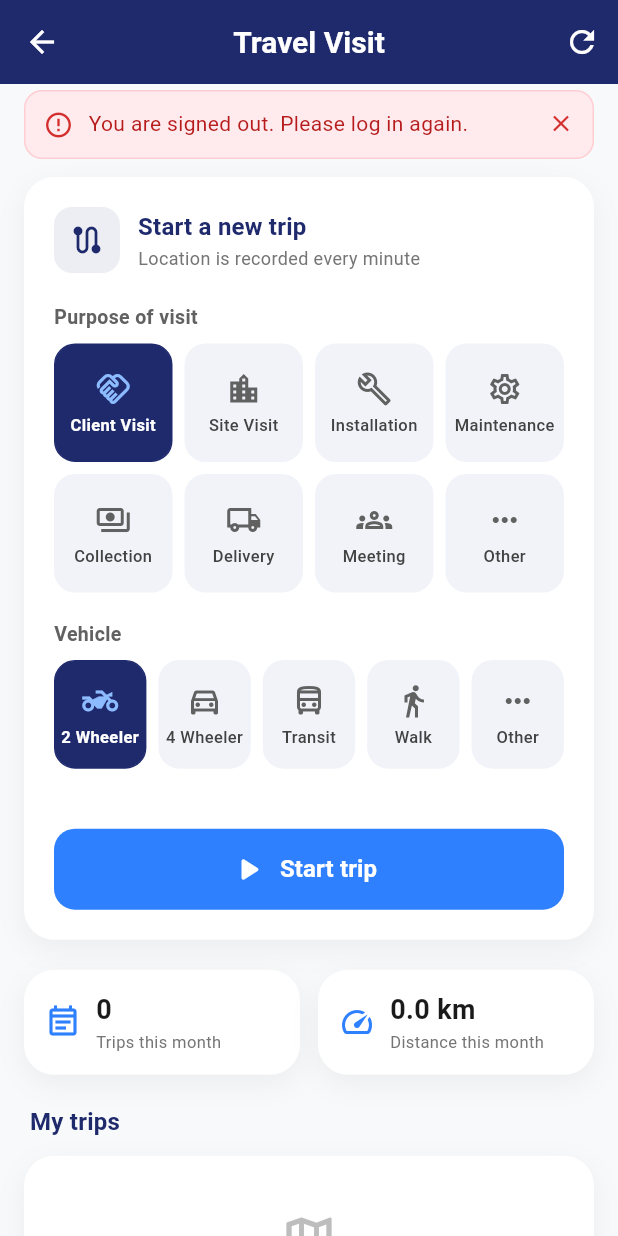
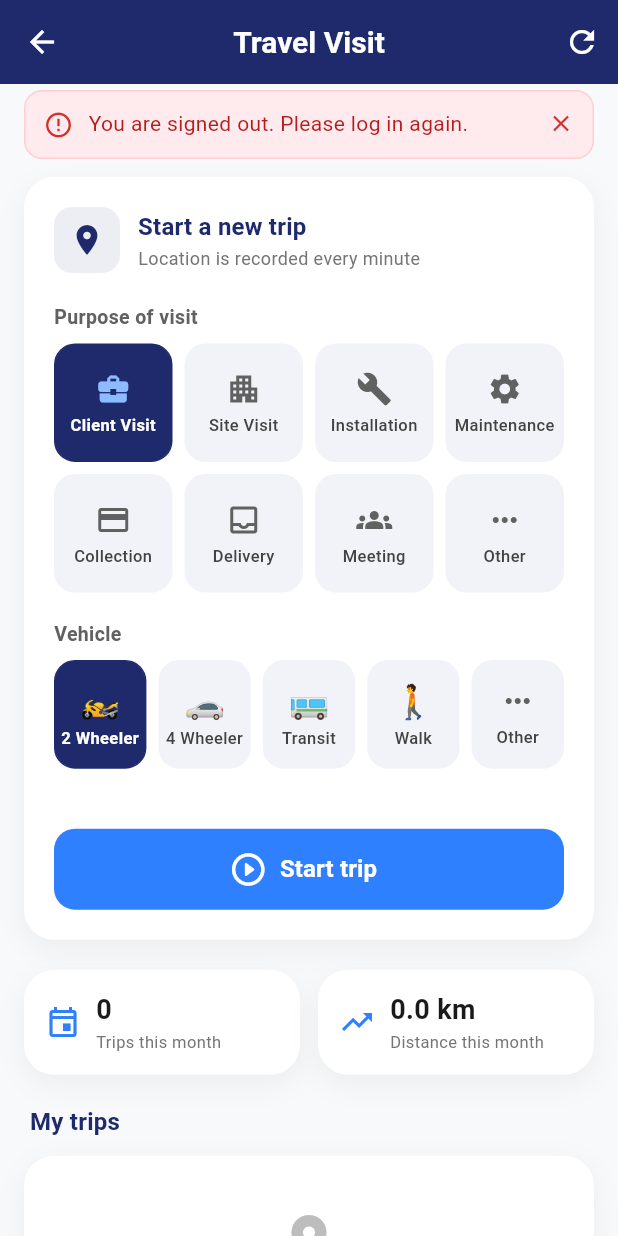
Before and after one commit to Scholar-Mobile-App/hp_mobile_new, a Flutter app: the TravelVisitScreen screen opened directly, on a phone screen of 412 x 824 dp. Run offline on Flutter 3.47's test engine with Material 3 defaults, Android fonts, the phone set to English and light mode, and no system bars; our stand-ins replace another_flushbar, confetti, firebase_core, firebase_messaging, flutter_local_notifications, geocoding and 5 more; accounts and stored records are empty; statements that could not run were skipped.

Commit message:
style(hrms): update icons and switch to emojis for vehicle selection
Update the icons used in the travel visit screen for better visual
consistency. Replace Material icons for vehicle types with emojis to
bypass limitations in the released app's icon font, ensuring compatibility
without requiring a Shorebird patch.

```diff
--- a/lib/screens/hrms/travel_visit_screen.dart
+++ b/lib/screens/hrms/travel_visit_screen.dart
@@ -11,21 +11,23 @@ import '../../services/auth_provider.dart';
 import '../../services/travel_visit_service.dart';
 
 const _purposes = <String, IconData>{
-  'Client Visit': Icons.handshake_outlined,
-  'Site Visit': Icons.location_city_outlined,
-  'Installation': Icons.build_outlined,
-  'Maintenance': Icons.settings_outlined,
-  'Collection': Icons.payments_outlined,
-  'Delivery': Icons.local_shipping_outlined,
-  'Meeting': Icons.groups_outlined,
+  'Client Visit': Icons.business_center,
+  'Site Visit': Icons.apartment,
+  'Installation': Icons.build,
+  'Maintenance': Icons.settings,
+  'Collection': Icons.credit_card,
+  'Delivery': Icons.inbox_outlined,
+  'Meeting': Icons.groups,
   'Other': Icons.more_horiz,
 };
 
-const _vehicles = <String, IconData>{
-  'Two Wheeler': Icons.two_wheeler,
-  'Four Wheeler': Icons.directions_car_outlined,
-  'Public Transport': Icons.directions_bus_outlined,
-  'Walking': Icons.directions_walk,
+// Emoji, not Material icons: the released app's icon font has no vehicle icons and a
+// Shorebird patch cannot add any. Emoji are drawn by the phone's own font.
+const _vehicles = <String, Object>{
+  'Two Wheeler': '🏍️',
+  'Four Wheeler': '🚗',
+  'Public Transport': '🚌',
+  'Walking': '🚶',
   'Other': Icons.more_horiz,
 };
 
@@ -319,7 +321,7 @@ class _TravelVisitScreenState extends State<TravelVisitScreen> {
             Container(
               padding: const EdgeInsets.all(10),
               decoration: BoxDecoration(color: _navy.withValues(alpha: 0.08), borderRadius: BorderRadius.circular(12)),
-              child: const Icon(Icons.route, color: _navy),
+              child: const Icon(Icons.location_on, color: _navy),
             ),
             const SizedBox(width: 12),
             Expanded(
@@ -345,7 +347,7 @@ class _TravelVisitScreenState extends State<TravelVisitScreen> {
               onPressed: _busy ? null : _start,
               icon: _busy
                   ? const SizedBox(width: 20, height: 20, child: CircularProgressIndicator(strokeWidth: 2, color: Colors.white))
-                  : const Icon(Icons.play_arrow_rounded, size: 26),
+                  : const Icon(Icons.play_circle_outline_rounded, size: 26),
               label: Text(_busy ? 'Starting trip…' : 'Start trip', style: const TextStyle(fontSize: 16, fontWeight: FontWeight.w600)),
             ),
           ),
@@ -369,7 +371,7 @@ class _TravelVisitScreenState extends State<TravelVisitScreen> {
 
   /// Icon tiles in a fixed grid: eight purposes fit in two rows instead of five.
   Widget _optionGrid(
-    Map<String, IconData> options,
+    Map<String, Object> options,
     String selected,
     ValueChanged<String> onPick,
     ColorScheme scheme, {
@@ -397,7 +399,10 @@ class _TravelVisitScreenState extends State<TravelVisitScreen> {
               border: Border.all(color: on ? _navy : Colors.transparent),
             ),
             child: Column(mainAxisAlignment: MainAxisAlignment.center, children: [
-              Icon(e.value, size: 24, color: on ? _accentLight : Colors.grey.shade700),
+              if (e.value is IconData)
+                Icon(e.value as IconData, size: 24, color: on ? _accentLight : Colors.grey.shade700)
+              else
+                Text(e.value as String, style: const TextStyle(fontSize: 22, height: 1.2)),
               const SizedBox(height: 6),
               Text(
                 short[e.key] ?? e.key,
@@ -453,7 +458,7 @@ class _TravelVisitScreenState extends State<TravelVisitScreen> {
               padding: const EdgeInsets.symmetric(horizontal: 10, vertical: 4),
               decoration: BoxDecoration(color: Colors.white.withValues(alpha: 0.2), borderRadius: BorderRadius.circular(20)),
               child: Row(mainAxisSize: MainAxisSize.min, children: [
-                Icon(offline ? Icons.cloud_off : Icons.cloud_done_outlined, color: Colors.white, size: 14),
+                Icon(offline ? Icons.cloud_off_outlined : Icons.check_circle_outline, color: Colors.white, size: 14),
                 const SizedBox(width: 4),
                 Text(offline ? 'Will retry' : 'Synced', style: const TextStyle(color: Colors.white, fontSize: 11)),
               ]),
@@ -480,9 +485,9 @@ class _TravelVisitScreenState extends State<TravelVisitScreen> {
           Center(child: Text('Started ${DateFormat('hh:mm a').format(v.startAt)}', style: TextStyle(color: Colors.white.withValues(alpha: 0.8), fontSize: 12))),
           const SizedBox(height: 18),
           Row(children: [
-            Expanded(child: _activeStat(Icons.straighten, '${_tracker.distanceKm.toStringAsFixed(2)} km', 'Distance')),
+            Expanded(child: _activeStat(Icons.show_chart, '${_tracker.distanceKm.toStringAsFixed(2)} km', 'Distance')),
             const SizedBox(width: 12),
-            Expanded(child: _activeStat(Icons.pin_drop_outlined, '${_tracker.pointCount}', 'Locations')),
+            Expanded(child: _activeStat(Icons.location_on, '${_tracker.pointCount}', 'Locations')),
           ]),
           if (locationOff) ...[
             const SizedBox(height: 14),
@@ -491,7 +496,7 @@ class _TravelVisitScreenState extends State<TravelVisitScreen> {
               decoration: BoxDecoration(color: Colors.red.shade50, borderRadius: BorderRadius.circular(14)),
               child: Column(crossAxisAlignment: CrossAxisAlignment.start, children: [
                 Row(children: [
-                  Icon(Icons.location_off, size: 20, color: Colors.red.shade700),
+                  Icon(Icons.warning, size: 20, color: Colors.red.shade700),
                   const SizedBox(width: 8),
                   Expanded(
                     child: Text(
@@ -551,7 +556,7 @@ class _TravelVisitScreenState extends State<TravelVisitScreen> {
             OutlinedButton.icon(
               style: OutlinedButton.styleFrom(foregroundColor: Colors.white, side: const BorderSide(color: Colors.white70)),
               onPressed: _busy ? null : _load,
-              icon: const Icon(Icons.my_location),
+              icon: const Icon(Icons.location_on),
               label: const Text('Resume recording'),
             ),
           ],
@@ -567,7 +572,7 @@ class _TravelVisitScreenState extends State<TravelVisitScreen> {
               onPressed: _busy ? null : _end,
               icon: _busy
                   ? SizedBox(width: 20, height: 20, child: CircularProgressIndicator(strokeWidth: 2, color: _navy))
-                  : const Icon(Icons.stop_circle_outlined),
+                  : const Icon(Icons.flag_outlined),
               label: Text(_busy ? 'Please wait…' : 'End trip', style: const TextStyle(fontSize: 16, fontWeight: FontWeight.w700)),
             ),
           ),
@@ -612,9 +617,9 @@ class _TravelVisitScreenState extends State<TravelVisitScreen> {
         );
 
     return Row(children: [
-      tile(Icons.event_note_outlined, '${month.length}', 'Trips this month'),
+      tile(Icons.event_outlined, '${month.length}', 'Trips this month'),
       const SizedBox(width: 12),
-      tile(Icons.speed, '${km.toStringAsFixed(1)} km', 'Distance this month'),
+      tile(Icons.trending_up, '${km.toStringAsFixed(1)} km', 'Distance this month'),
     ]);
   }
 
@@ -632,7 +637,7 @@ class _TravelVisitScreenState extends State<TravelVisitScreen> {
             decoration: _cardDecoration(),
             child: Center(
               child: Column(children: [
-                Icon(Icons.map_outlined, size: 40, color: Colors.grey.shade400),
+                Icon(Icons.location_on, size: 40, color: Colors.grey.shade400),
                 const SizedBox(height: 8),
                 Text('No trips yet', style: TextStyle(color: Colors.grey.shade600)),
               ]),
@@ -784,7 +789,7 @@ class _EndTripSheetState extends State<_EndTripSheet> {
                       shape: RoundedRectangleBorder(borderRadius: BorderRadius.circular(10)),
                     ),
                     onPressed: _take,
-                    icon: Icon(shot == null ? Icons.photo_camera_outlined : Icons.refresh, size: 18),
+                    icon: Icon(shot == null ? Icons.person_outline : Icons.refresh, size: 18),
                     label: Text(shot == null ? 'Take selfie' : 'Retake'),
                   ),
                 ]),
```
Also changed, not shown: pubspec.lock.
